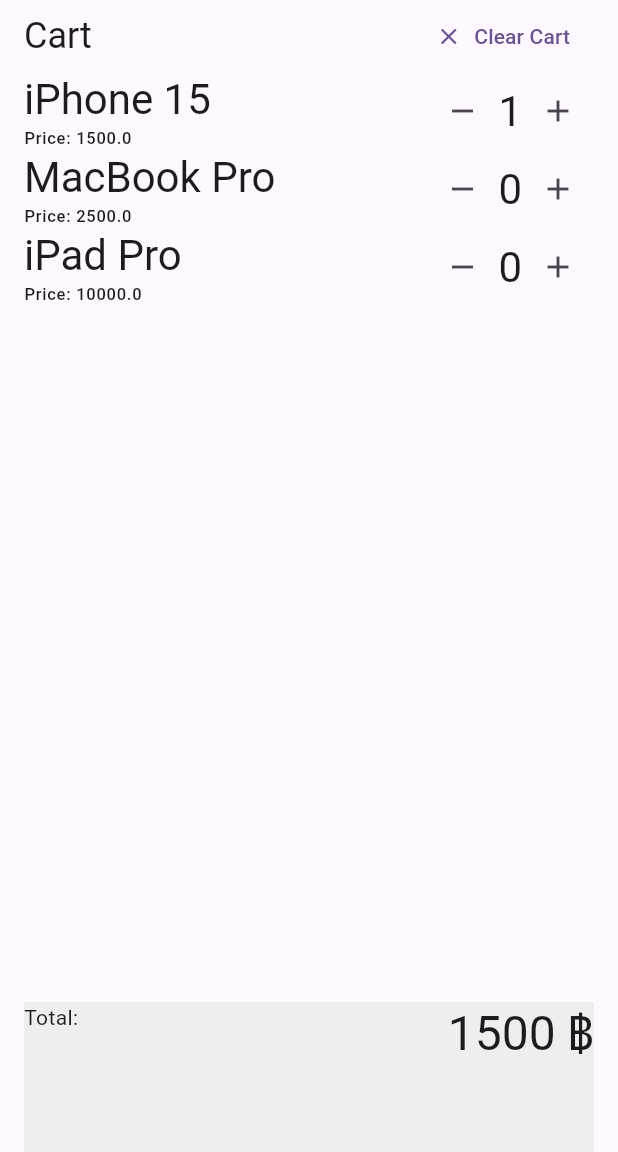
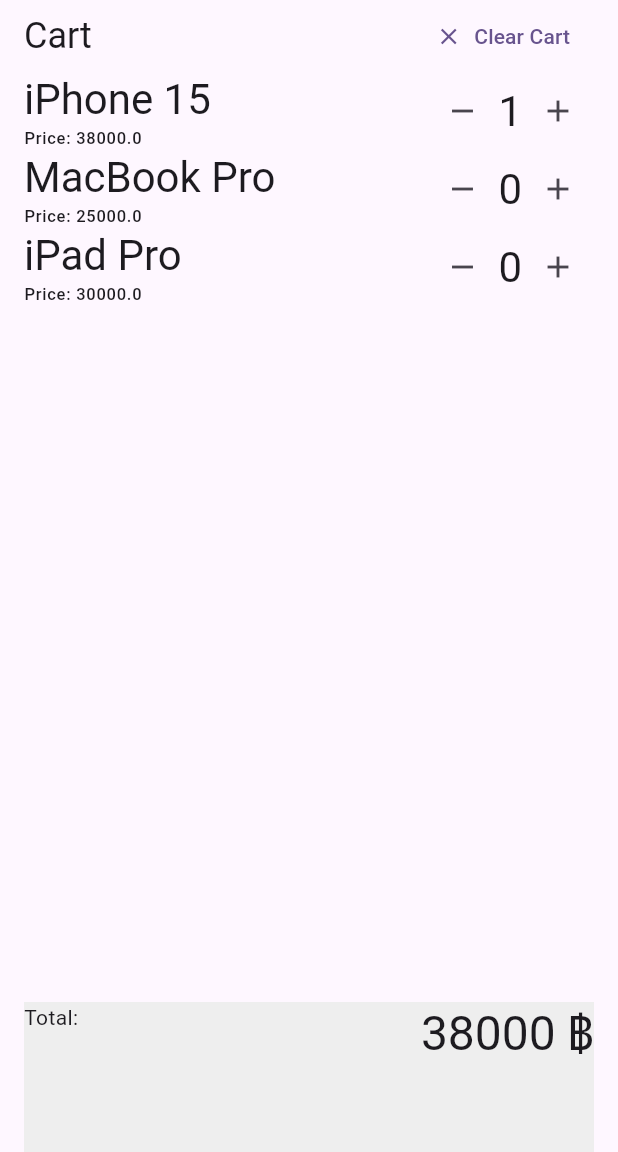
Before and after one commit to Pryk7642/Shopping_Cart, a Flutter app: the screen it shows after launch, after a tap on the "add" icon, on a phone screen of 412 x 824 dp, the part 84-1236 px from its top. Run offline on Flutter 3.47's test engine with Material 3 defaults, Android fonts, the phone set to English and light mode, and no system bars.

Commit message:
two commit

```diff
--- a/lib/main.dart
+++ b/lib/main.dart
@@ -33,9 +33,9 @@ class MyHomePage extends StatefulWidget {
 
 class _MyHomePageState extends State<MyHomePage> {
   List<Item> items = <Item>[
-    Item(name: 'iPhone 15', price: 1500),
-    Item(name: 'MacBook Pro', price: 2500),
-    Item(name: 'iPad Pro', price: 10000),
+    Item(name: 'iPhone 15', price: 38000),
+    Item(name: 'MacBook Pro', price: 25000),
+    Item(name: 'iPad Pro', price: 30000),
   ];
 
   int total = 0;
```
